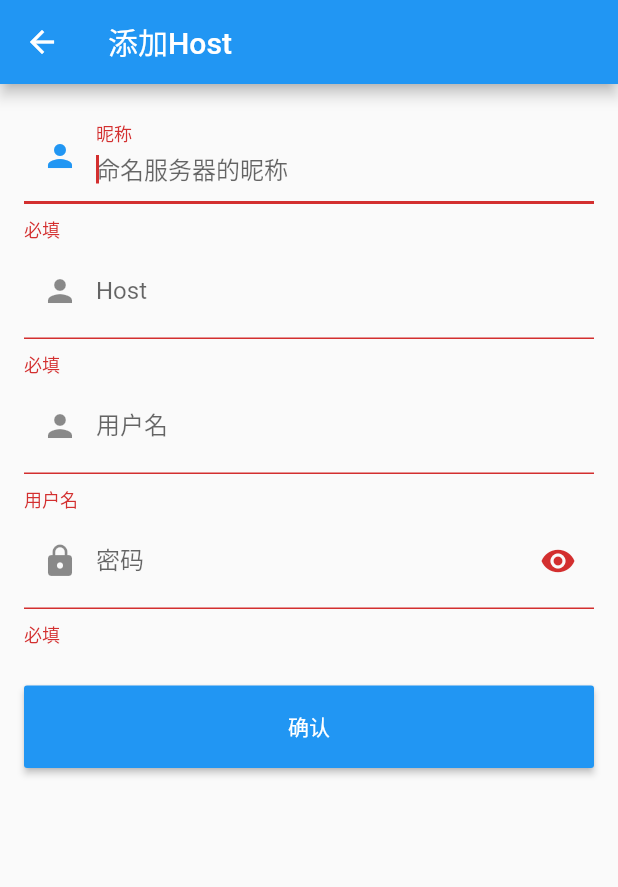
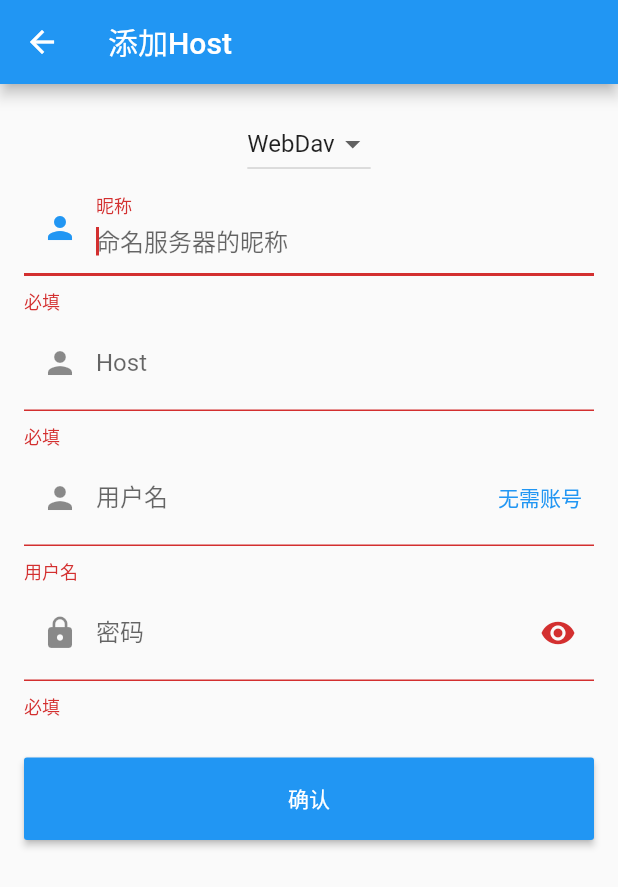
Before and after one commit to Nillouise/raising, a Flutter app: the HostManage screen opened directly, after a tap on "确认", on a phone screen of 412 x 824 dp. Shown: the top 887 px of the screen. Run offline on Flutter 3.47's test engine with Material 2 defaults, Android fonts, the phone set to English and light mode, and no system bars; our stand-ins replace flutter_cache_manager, flutter_image_compress, gallery_saver, logger, preload_page_view and 2 more; missing offline and left inert: dart:ffi, lpinyin, popup_menu; accounts and stored records are empty; generated files the repository leaves out were written again.

Commit message:
打通了整个流程

```diff
--- a/lib/main.dart
+++ b/lib/main.dart
@@ -36,7 +36,7 @@ import 'model/smb_navigation.dart';
 void main() async {
   WidgetsFlutterBinding.ensureInitialized();
   //call the initial config method
-  onStart();
+  await onStart();
   runApp(MyApp());
 }
 
--- a/lib/model/HostModel.dart
+++ b/lib/model/HostModel.dart
@@ -70,8 +70,8 @@ class HostModel extends ChangeNotifier {
     await MetaPo.save();
   }
 
-  bool checkDuplicate(String id) {
-    int index = MetaPo.metaPo.hosts.indexWhere((it) => it.id == id);
+  bool checkDuplicate(String nickName) {
+    int index = MetaPo.metaPo.hosts.indexWhere((it) => it.nickName == nickName);
     return index != -1;
   }
 }
--- a/lib/page/drawer.dart
+++ b/lib/page/drawer.dart
@@ -25,6 +25,11 @@ class _HostManageState extends State<HostManage> {
   GlobalKey _formKey = new GlobalKey<FormState>();
   bool _nameAutoFocus = true;
 
+  static const List<String> _HostTypeDrawList = ['WebDav', 'Samba'];
+  String _selectedHostType = "WebDav";
+
+  bool needAccount = true;
+
   HostPO getCurrentHostPO(HostModel hostModel, String hostId) {
     return hostModel.searchById(hostId);
   }
@@ -50,11 +55,27 @@ class _HostManageState extends State<HostManage> {
         appBar: AppBar(title: Text("添加Host")),
         body: Padding(
             padding: const EdgeInsets.all(16.0),
+            child: SingleChildScrollView(
               child: Form(
                 key: _formKey,
                 autovalidateMode: AutovalidateMode.onUserInteraction,
                 child: Column(
                   children: <Widget>[
+                    DropdownButton(
+//                      hint: Text('Please choose a location'), // Not necessary for Option 1
+                      value: _selectedHostType,
+                      onChanged: (newValue) {
+                        setState(() {
+                          _selectedHostType = newValue;
+                        });
+                      },
+                      items: _HostTypeDrawList.map((location) {
+                        return DropdownMenuItem(
+                          child: new Text(location),
+                          value: location,
+                        );
+                      }).toList(),
+                    ),
                     TextFormField(
                         autofocus: _nameAutoFocus,
                         controller: _nickController,
@@ -92,18 +113,44 @@ class _HostManageState extends State<HostManage> {
                     TextFormField(
                         autofocus: _nameAutoFocus,
                         controller: _usernameController,
+                        readOnly: !needAccount,
+                        style: needAccount
+                            ? null
+                            : TextStyle(
+                                decoration: TextDecoration.lineThrough,
+                                decorationColor: const Color(0xff000000),
+                              ),
                         decoration: InputDecoration(
                             labelText: "用户名",
                             hintText: "提示",
                             prefixIcon: Icon(Icons.person),
-                    ),
+                            suffixIcon: TextButton(
+//                              icon: Icon(pwdShow ? Icons.visibility_off : Icons.visibility),
+                              child: Text("无需账号"),
+                              onPressed: () {
+                                setState(() {
+//                                  pwdShow = !pwdShow;
+                                  needAccount = !needAccount;
+                                });
+                              },
+                            )),
                         // 校验用户名（不能为空）
                         validator: (v) {
+                          if (!needAccount) {
+                            return null;
+                          }
                           return v.trim().isNotEmpty ? null : "用户名";
                         }),
                     TextFormField(
                       controller: _pwdController,
                       autofocus: !_nameAutoFocus,
+                      readOnly: !needAccount,
+                      style: needAccount
+                          ? null
+                          : TextStyle(
+                              decoration: TextDecoration.lineThrough,
+                              decorationColor: const Color(0xff000000),
+                            ),
                       decoration: InputDecoration(
                           labelText: "密码",
                           hintText: "Smb密码",
@@ -119,6 +166,9 @@ class _HostManageState extends State<HostManage> {
                       obscureText: !pwdShow,
                       //校验密码（不能为空）
                       validator: (v) {
+                        if (!needAccount) {
+                          return null;
+                        }
                         return v.trim().isNotEmpty ? null : "必填";
                       },
                     ),
@@ -137,7 +187,7 @@ class _HostManageState extends State<HostManage> {
                   ],
                 ),
               ),
-        ));
+            )));
   }
 
   void _onSubmit() async {
@@ -154,7 +204,7 @@ class _HostManageState extends State<HostManage> {
           ..hostname = _hostnameController.text
           ..username = _usernameController.text
           ..password = _pwdController.text
-          ..type = "webdav");
+          ..type = _selectedHostType);
       } else {
         //添加host
         hostModel.insert(HostPO()
@@ -163,7 +213,7 @@ class _HostManageState extends State<HostManage> {
           ..hostname = _hostnameController.text
           ..username = _usernameController.text
           ..password = _pwdController.text
-          ..type = "webdav");
+          ..type = _selectedHostType);
       }
       Navigator.of(context).pop();
     }
```
Also changed, not shown: lib/page/FileList.dart (+10 -14 lines). Lines whose indentation alone changed are shown as unchanged.
